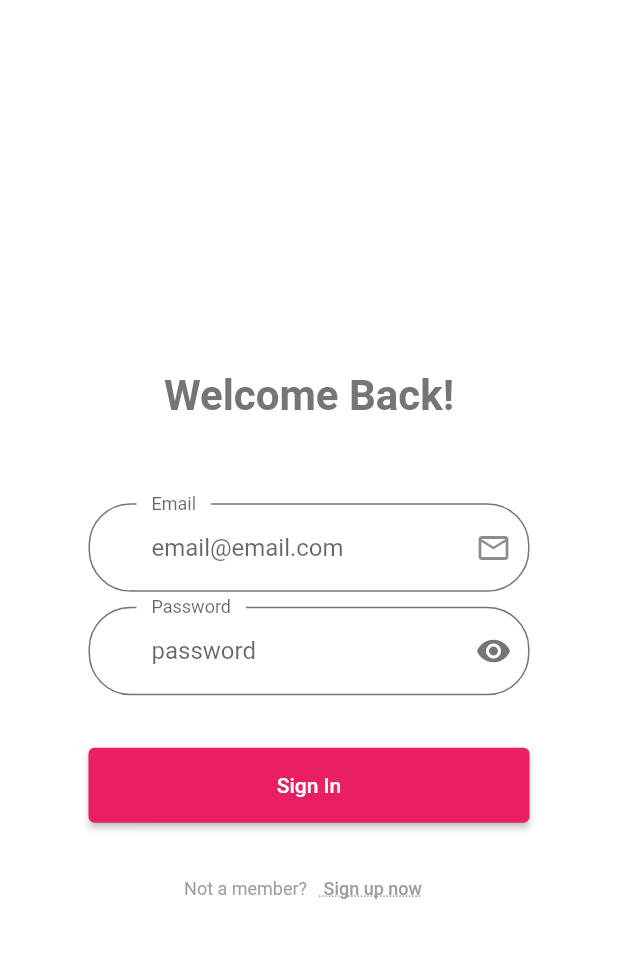
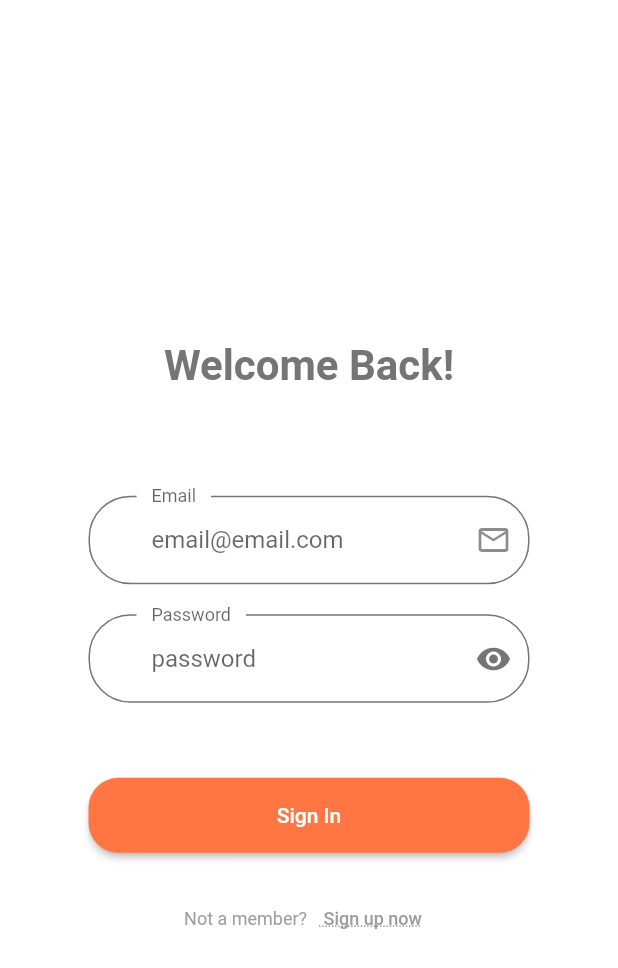
Before and after one commit to thanhhaile051020/flutter_shop, a Flutter app: the screen it shows after launch, on a phone screen of 412 x 824 dp. Shown: the top 968 px of the screen. Run offline on Flutter 3.47's test engine with Material 2 defaults, Android fonts, the phone set to English and light mode, and no system bars; our stand-ins replace cached_network_image, flutter_secure_storage, flutter_svg, get, google_fonts, image_picker and 2 more; missing offline and left inert: day_night_switcher, hawk_fab_menu; Roboto replaces fonts that are missing (Muli).

Commit message:
for seller

```diff
--- a/shop_app/lib/enums.dart
+++ b/shop_app/lib/enums.dart
@@ -1 +1 @@
-enum MenuState { home, favourite, message, profile }
+enum MenuState { home, favourite, message, profile, product }
--- a/shop_app/lib/main.dart
+++ b/shop_app/lib/main.dart
@@ -15,12 +15,14 @@ import 'package:shop_app/screens/cartPage.dart';
 import 'package:shop_app/screens/details/details_screen.dart';
 import 'package:shop_app/screens/home/home_screen.dart';
 import 'package:shop_app/screens/list_product.dart';
+import 'package:shop_app/screens/loginpage.dart';
 import 'package:shop_app/screens/my_account_page.dart';
 import 'package:shop_app/screens/my_favorite_screen.dart';
 import 'package:shop_app/screens/my_orders_page.dart';
 import 'package:shop_app/screens/my_product_screen.dart';
 import 'package:shop_app/screens/order_detail_screen.dart';
 import 'package:shop_app/screens/product_detail_screen.dart';
+import 'package:shop_app/screens/profile/profile_screen.dart';
 import 'package:shop_app/screens/searchpage.dart';
 
 import 'package:shop_app/theme.dart';
@@ -93,6 +95,8 @@ class MyApp extends StatelessWidget {
               routes: {
                 HomeScreen.routeName: (ctx) => HomeScreen(),
                 ListProduct.routeName: (ctx) => ListProduct(),
+                ProfileScreen.routeName: (ctx) => ProfileScreen(),
+                LoginPage.routeName: (ctx) => LoginPage(),
                 // ProductDetailScreen.routeName: (ctx) => ProductDetailScreen(),
                 DetailsScreen.routeName: (ctx) => DetailsScreen(),
                 AddProductScreen.routeName: (ctx) => AddProductScreen(),
--- a/shop_app/lib/screens/add_product_screen.dart
+++ b/shop_app/lib/screens/add_product_screen.dart
@@ -22,7 +22,7 @@ class _AddProductScreenState extends State<AddProductScreen> {
   final FocusNode descriptionScope = FocusNode();
   File _image;
   final picker = ImagePicker();
-  String selected = "Grocery";
+  String selected = "Furniture";
   bool isInit = false;
   bool isEdit = false;
   var isLoading = false;
--- a/shop_app/lib/screens/home/components/home_header.dart
+++ b/shop_app/lib/screens/home/components/home_header.dart
@@ -1,5 +1,6 @@
 import 'package:flutter/material.dart';
 import 'package:shop_app/screens/my_account_page.dart';
+import 'package:shop_app/screens/profile/profile_screen.dart';
 // import 'package:shop_app/screens/cart/cart_screen.dart';
 
 import '../../../size_config.dart';
@@ -27,7 +28,7 @@ class HomeHeader extends StatelessWidget {
           IconBtnWithCounter(
             svgSrc: "assets/icons/User Icon.svg",
             press: () {
-              Navigator.pushNamed(context, MyAccountPage.routeName);
+              Navigator.pushNamed(context, ProfileScreen.routeName);
             },
           ),
         ],
--- a/shop_app/lib/screens/loginpage.dart
+++ b/shop_app/lib/screens/loginpage.dart
@@ -1,11 +1,12 @@
 import 'package:flutter/material.dart';
 import 'package:provider/provider.dart';
+import 'package:shop_app/constants.dart';
 import 'package:shop_app/models/HttpException.dart';
 import 'package:shop_app/provider/authProvider.dart';
 
 class LoginPage extends StatefulWidget {
-  LoginPage(this.screenSize);
-  final Size screenSize;
+  static const routeName = "login";
+
   @override
   _LoginPageState createState() => _LoginPageState();
 }
@@ -106,8 +107,6 @@ class _LoginPageState extends State<LoginPage>
     return Scaffold(
       body: Container(
         padding: const EdgeInsets.symmetric(horizontal: 20),
-        height: widget.screenSize.height,
-        width: widget.screenSize.width,
         child: Center(
           child: isLoading
               ? CircularProgressIndicator()
@@ -138,7 +137,7 @@ class _LoginPageState extends State<LoginPage>
                             height: isSignUp ? 50 : 0,
                             duration: Duration(milliseconds: 300),
                             margin: const EdgeInsets.symmetric(
-                                horizontal: 20, vertical: 5),
+                                horizontal: 20, vertical: 10),
                             child: FadeTransition(
                               opacity: _opacityAnimation,
                               child: TextFormField(
@@ -160,9 +159,8 @@ class _LoginPageState extends State<LoginPage>
                           ),
                           if (isSignUp)
                             Container(
-                              height: 50,
                               margin: const EdgeInsets.symmetric(
-                                  horizontal: 20, vertical: 5),
+                                  horizontal: 20, vertical: 10),
                               child: DropdownButtonFormField(
                                 items: [
                                   DropdownMenuItem(
@@ -191,7 +189,7 @@ class _LoginPageState extends State<LoginPage>
                             ),
                           Container(
                             margin: const EdgeInsets.symmetric(
-                                horizontal: 20, vertical: 5),
+                                horizontal: 20, vertical: 10),
                             child: TextFormField(
                               keyboardType: TextInputType.emailAddress,
                               validator: (value) {
@@ -217,7 +215,7 @@ class _LoginPageState extends State<LoginPage>
                           ),
                           Container(
                             margin: const EdgeInsets.symmetric(
-                                horizontal: 20, vertical: 5),
+                                horizontal: 20, vertical: 10),
                             child: TextFormField(
                               obscureText: hidePassword,
                               controller: _passwordController,
@@ -253,7 +251,7 @@ class _LoginPageState extends State<LoginPage>
                             duration: Duration(milliseconds: 300),
                             height: isSignUp ? 50 : 0,
                             margin: const EdgeInsets.symmetric(
-                                horizontal: 20, vertical: 5),
+                                horizontal: 20, vertical: 10),
                             child: FadeTransition(
                               opacity: _opacityAnimation,
                               child: TextFormField(
@@ -304,9 +302,11 @@ class _LoginPageState extends State<LoginPage>
                                   ),
                                 ),
                               ),
-                              style: ButtonStyle(
-                                backgroundColor:
-                                    MaterialStateProperty.resolveWith(getColor),
+                              style: TextButton.styleFrom(
+                                shape: RoundedRectangleBorder(
+                                    borderRadius: BorderRadius.circular(20)),
+                                primary: Colors.white,
+                                backgroundColor: kPrimaryColor,
                               ),
                             ),
                           ),
@@ -339,7 +339,7 @@ class _LoginPageState extends State<LoginPage>
                                     }
                                   },
                                   child: Text(
-                                    isSignUp ? ' Login' : ' Sign up now',
+                                    isSignUp ? ' Sign in' : ' Sign up now',
                                     style: TextStyle(
                                       fontSize: 12,
                                       color: Colors.grey,
--- a/shop_app/lib/screens/mainPage.dart
+++ b/shop_app/lib/screens/mainPage.dart
@@ -31,8 +31,7 @@ class MainScreen extends StatelessWidget {
         return !auth.isAuth
             ? FutureBuilder(
                 future: auth.tryAutoLogin(),
-                builder: (context, snapshot) => LoginPage(
-                    Size(constraints.maxWidth, constraints.maxHeight)),
+                builder: (context, snapshot) => LoginPage(),
               )
             : HomeScreen();
       },
--- a/shop_app/lib/screens/profile/profile_screen.dart
+++ b/shop_app/lib/screens/profile/profile_screen.dart
@@ -13,7 +13,7 @@ class ProfileScreen extends StatelessWidget {
         title: Text("Profile"),
       ),
       body: Body(),
-      bottomNavigationBar: CustomBottomNavBar(selectedMenu: MenuState.profile),
+      // bottomNavigationBar: CustomBottomNavBar(selectedMenu: MenuState.profile),
     );
   }
 }
```
Also changed, not shown: shop_app/lib/components/coustom_bottom_nav_bar.dart (+16 -4 lines), shop_app/lib/screens/my_account_page.dart (+24 -31 lines), shop_app/lib/screens/profile/components/body.dart (+10 -12 lines), shop_app/assets/icons/online-store.svg (added), shop_app/pubspec.lock.
